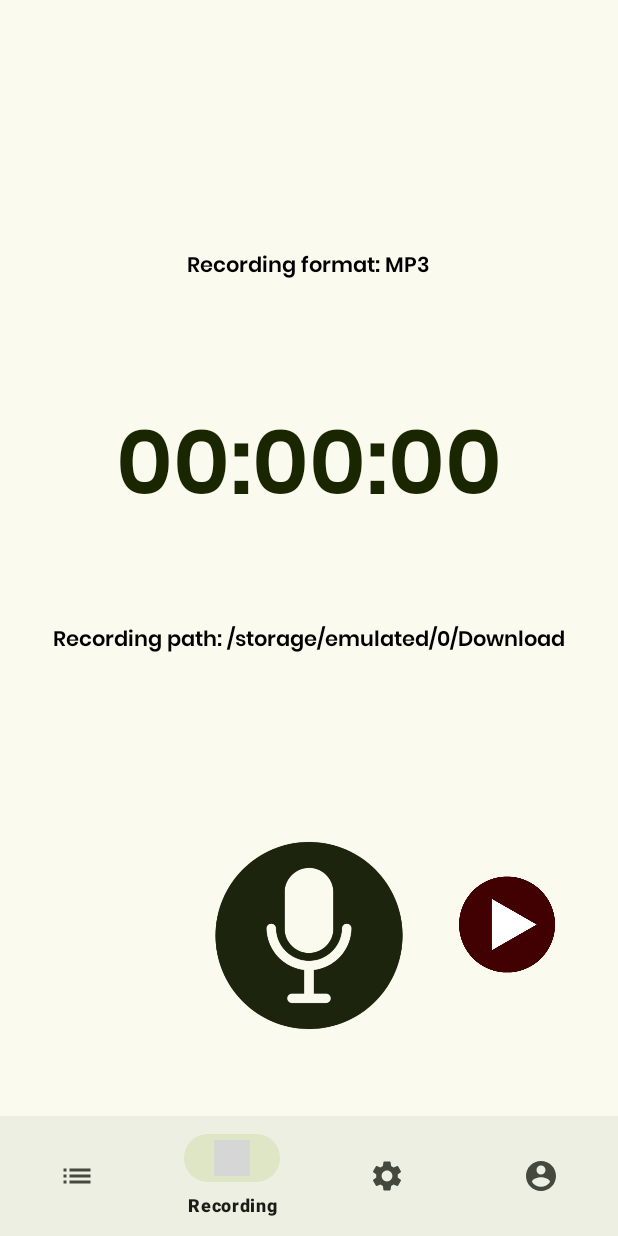
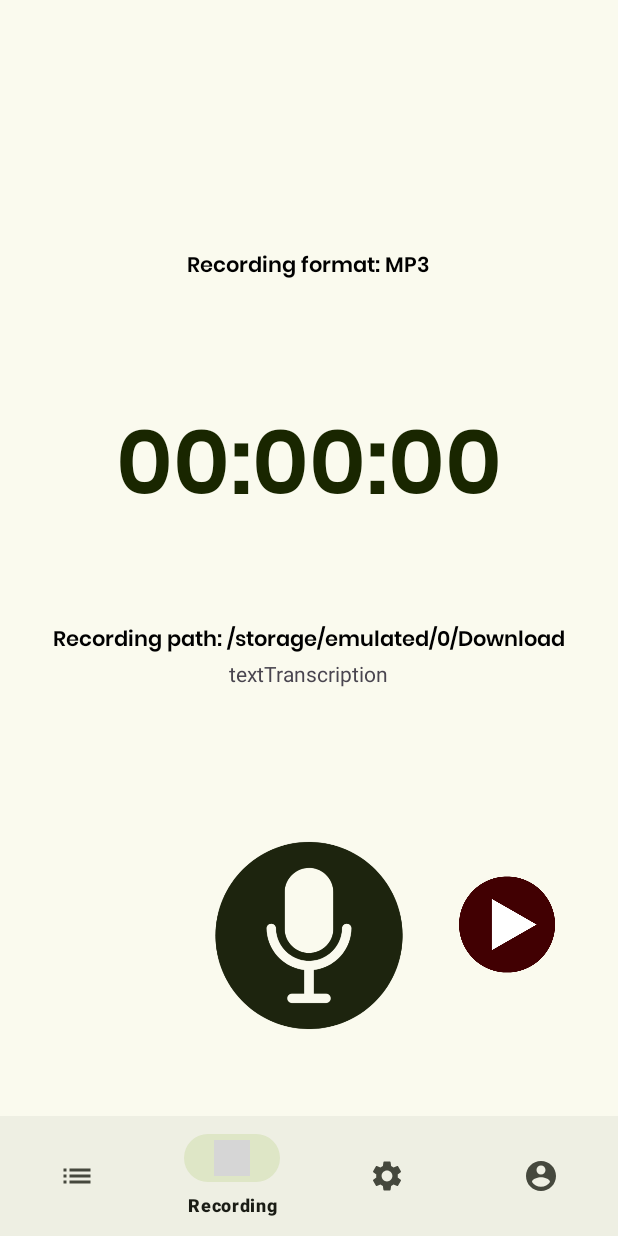
Before and after one commit to tmhuyen/UD-App-Advanced-Voice-Recorder, an Android app: the screen it shows after launch once a user with an empty profile is signed in (MainActivity), item 2 of the bottom bar chosen, on a phone screen of 412 x 824 dp. Run offline under Robolectric (Android 15) with nearby library versions, the phone set to English and light mode, and no system bars; our stand-ins replace Firebase (no records; nobody signed in at launch, a user with empty details on screens opened directly); libraries missing offline, so code that uses them is left out: com.chibde.visualizer, com.google.api.gax; grey boxes are pictures that could not be loaded.

Commit message:
Add cloud speech to text

```diff
--- a/app/build.gradle.kts
+++ b/app/build.gradle.kts
@@ -32,6 +32,11 @@ android {
         sourceCompatibility = JavaVersion.VERSION_1_8
         targetCompatibility = JavaVersion.VERSION_1_8
     }
+
+    packagingOptions {
+        exclude("META-INF/INDEX.LIST")
+        exclude("META-INF/DEPENDENCIES")
+    }
 }
 
 dependencies {
@@ -56,6 +61,7 @@ dependencies {
     //implementation("com.google.firebase:firebase-auth-ktx")
     implementation("com.google.android.gms:play-services-auth:21.0.0")
     implementation (platform("com.google.firebase:firebase-bom:29.0.0"))
+    implementation ("com.google.cloud:google-cloud-speech:2.3.0")
     //implementation("org.conscrypt:conscrypt-android:2.9.1")
 
 }
--- a/app/src/main/java/com/example/udapp/RecordingFragment.java
+++ b/app/src/main/java/com/example/udapp/RecordingFragment.java
@@ -21,10 +21,30 @@ import androidx.fragment.app.Fragment;
 
 import com.chibde.visualizer.LineBarVisualizer;
 
+import java.io.FileInputStream;
 import java.io.IOException;
 import java.time.LocalDateTime;
 import java.time.format.DateTimeFormatter;
 import java.util.Locale;
+
+import com.google.api.gax.longrunning.OperationFuture;
+import com.google.api.gax.rpc.ClientStream;
+import com.google.api.gax.rpc.ResponseObserver;
+import com.google.api.gax.rpc.StreamController;
+
+import com.google.cloud.speech.v1p1beta1.RecognitionConfig;
+import com.google.cloud.speech.v1p1beta1.RecognizeResponse;
+import com.google.cloud.speech.v1p1beta1.SpeechClient;
+import com.google.cloud.speech.v1p1beta1.RecognizeRequest;
+import com.google.cloud.speech.v1p1beta1.RecognitionAudio;
+import com.google.cloud.speech.v1p1beta1.SpeechRecognitionAlternative;
+import com.google.cloud.speech.v1p1beta1.SpeechRecognitionResult;
+import com.google.cloud.speech.v1p1beta1.StreamingRecognitionConfig;
+//import com.google.cloud.speech.v1p1beta1.StreamingRecognitionRequest;
+//import com.google.cloud.speech.v1p1beta1.StreamingRecognitionResponse;
+import com.google.protobuf.ByteString;
+
+
 
 public class RecordingFragment extends Fragment {
 
@@ -191,6 +211,16 @@ public class RecordingFragment extends Fragment {
         TextView textPath = getActivity().findViewById(R.id.recordPath);
         textPath.setText(String.format("Recording saved to: %s", fileName));
         System.out.println("Recording saved to: " + fileName);
+
+        String transcribedText = "";
+        try {
+            transcribedText = transcribeAudio(fileName);
+        } catch (IOException e) {
+            e.printStackTrace();
+            // Handle transcription error
+        }
+        TextView textTranscription = getActivity().findViewById(R.id.textTranscription);
+        textTranscription.setText("Transcription: " + transcribedText);
     }
 
     @Override
@@ -203,4 +233,60 @@ public class RecordingFragment extends Fragment {
             }
         }
     }
+
+    private String transcribeAudio(String filePath) throws IOException {
+        // Replace with your Google Cloud project ID
+        String projectId = "record-voice-f7bc5";
+
+        // Create a SpeechClient instance
+        try (SpeechClient speechClient = SpeechClient.create()) {
+
+            // Set audio content
+            ByteString audioContent = ByteString.readFrom(new FileInputStream(filePath));
+
+            // Configure request with recognition settings
+            RecognitionConfig config = RecognitionConfig.newBuilder()
+                    .setEncoding(RecognitionConfig.AudioEncoding.MP3) // Set encoding based on your format
+                    .setSampleRateHertz(16000) // Set sample rate (adjust if needed)
+                    .setLanguageCode("en-US") // Set language code (change for other languages)
+                    .build();
+
+            // Create recognition audio
+            RecognitionAudio audio = RecognitionAudio.newBuilder()
+                    .setContent(audioContent)
+                    .build();
+
+            // Create recognize request
+            RecognizeRequest request = RecognizeRequest.newBuilder()
+                    .setConfig(config)
+                    .setAudio(audio)
+                    .build();
+
+//            // Perform speech recognition
+//            OperationFuture<RecognizeResponse> responseFuture = speechClient.recognizeAsync(request);
+//
+//            while (!responseFuture.isDone()) {
+//                // Do something while waiting for response
+//            }
+//
+//            // Get transcribed text
+//            RecognizeResponse response = responseFuture.get();
+//            for (SpeechRecognitionAlternative alternative : response.getAlternativesList()) {
+//                return alternative.getTranscript();
+//            }
+
+            // Perform speech recognition
+            RecognizeResponse response = speechClient.recognize(request);
+
+            // Get transcribed text
+            for (SpeechRecognitionResult result : response.getResultsList()) {
+                for (SpeechRecognitionAlternative alternative : result.getAlternativesList()) {
+                    return alternative.getTranscript();
+                }
+            }
+        }
+
+        return "";
+    }
+
 }
--- a/app/src/main/res/layout/fragment_recording.xml
+++ b/app/src/main/res/layout/fragment_recording.xml
@@ -60,6 +60,14 @@
             android:text="Recording path: /storage/emulated/0/Download"
             android:textColor="@color/md_theme_scrim" />
 
+        <TextView
+            android:id="@+id/textTranscription"
+            android:layout_width="wrap_content"
+            android:layout_height="wrap_content"
+            android:layout_below="@+id/recordPath"
+            android:layout_centerHorizontal="true"
+            android:text="textTranscription" />
+
         <ImageView
             android:id="@+id/recordBtn"
             android:layout_width="156dp"
```
Also changed, not shown: 1 other file.
